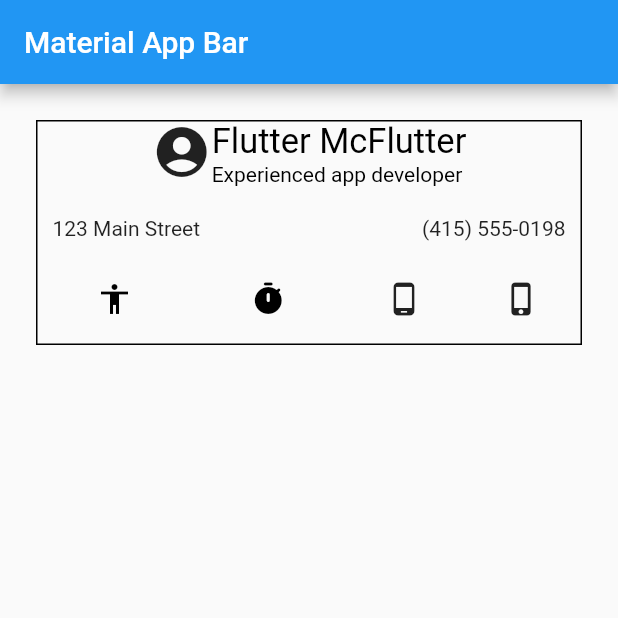
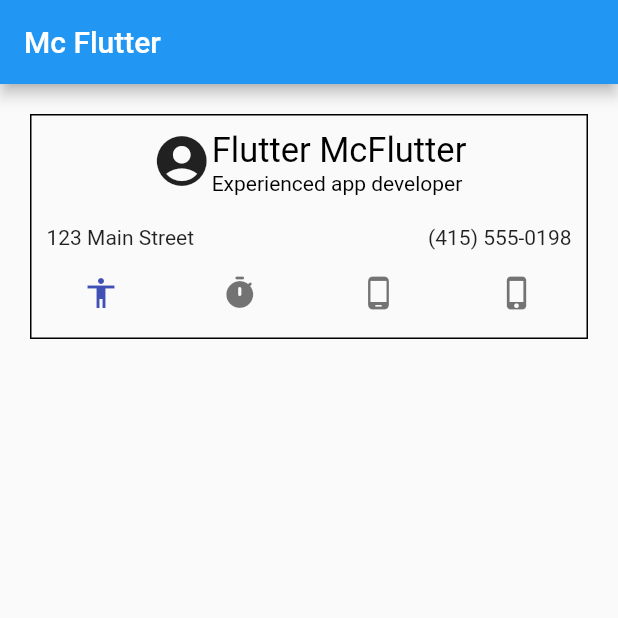
Before and after one commit to EdsonGlz/WidgetsApp, a Flutter app: the screen it shows after launch, after a tap on the "accessibility" icon, on a phone screen of 412 x 824 dp, the top half of it. Run offline on Flutter 3.47's test engine with Material 2 defaults, Android fonts, the phone set to English and light mode, and no system bars.

Commit message:
Add button functionality

```diff
--- a/lib/main.dart
+++ b/lib/main.dart
@@ -3,10 +3,18 @@ import 'package:flutter/material.dart';
 void main() => runApp(MyApp());
 
 // ignore: must_be_immutable
-class MyApp extends StatelessWidget {
+class MyApp extends StatefulWidget {
   MyApp({super.key});
 
-  Color color1 = Colors.black;
+  @override
+  State<MyApp> createState() => _MyAppState();
+}
+
+class _MyAppState extends State<MyApp> {
+  bool tap_acc = false;
+  bool timer = false;
+  bool and_phone = false;
+  bool iphone = false;
 
   @override
   Widget build(BuildContext context) {
@@ -14,7 +22,7 @@ class MyApp extends StatelessWidget {
       title: 'Material App',
       home: Scaffold(
           appBar: AppBar(
-            title: Text('Material App Bar'),
+            title: Text('Mc Flutter'),
           ),
           body: Row(
             crossAxisAlignment: CrossAxisAlignment.start,
@@ -22,7 +30,8 @@ class MyApp extends StatelessWidget {
             children: [
               Expanded(
                 child: Container(
-                  margin: EdgeInsets.all(24),
+                  margin: EdgeInsets.all(20),
+                  padding: EdgeInsets.only(top: 10.0),
                   decoration:
                       BoxDecoration(border: Border.all(color: Colors.black)),
                   child: Column(
@@ -75,36 +84,50 @@ class MyApp extends StatelessWidget {
                         ],
                       ),
                       Padding(
-                        padding: const EdgeInsets.only(top: 15.0),
+                        padding: const EdgeInsets.only(top: 5.0),
                         child: Row(
                           mainAxisAlignment: MainAxisAlignment.spaceAround,
                           children: [
                             IconButton(
                                 onPressed: () {
-                                  if (color1 == Colors.black) {
-                                    color1 = Colors.red;
-                                  } else {
-                                    color1 = Colors.black;
-                                  }
+                                  tap_acc = !tap_acc;
+                                  setState(() {});
                                 },
                                 icon: Icon(
                                   Icons.accessibility,
-                                  color: color1,
+                                  color:
+                                      tap_acc ? Colors.indigo : Colors.black54,
                                 )),
                             IconButton(
                                 onPressed: () {
-                                  if (color1 == Colors.black) {
-                                    color1 = Colors.red;
-                                  } else {
-                                    color1 = Colors.black;
-                                  }
+                                  timer = !timer;
+                                  setState(() {});
                                 },
                                 icon: Icon(
                                   Icons.timer_rounded,
-                                  color: color1,
+                                  color: timer ? Colors.indigo : Colors.black54,
                                 )),
-                            Icon(Icons.phone_android),
-                            Icon(Icons.phone_iphone)
+                            IconButton(
+                                onPressed: () {
+                                  and_phone = !and_phone;
+                                  setState(() {});
+                                },
+                                icon: Icon(
+                                  Icons.phone_android,
+                                  color: and_phone
+                                      ? Colors.indigo
+                                      : Colors.black54,
+                                )),
+                            IconButton(
+                                onPressed: () {
+                                  iphone = !iphone;
+                                  setState(() {});
+                                },
+                                icon: Icon(
+                                  Icons.phone_iphone,
+                                  color:
+                                      iphone ? Colors.indigo : Colors.black54,
+                                ))
                           ],
                         ),
                       )
```
